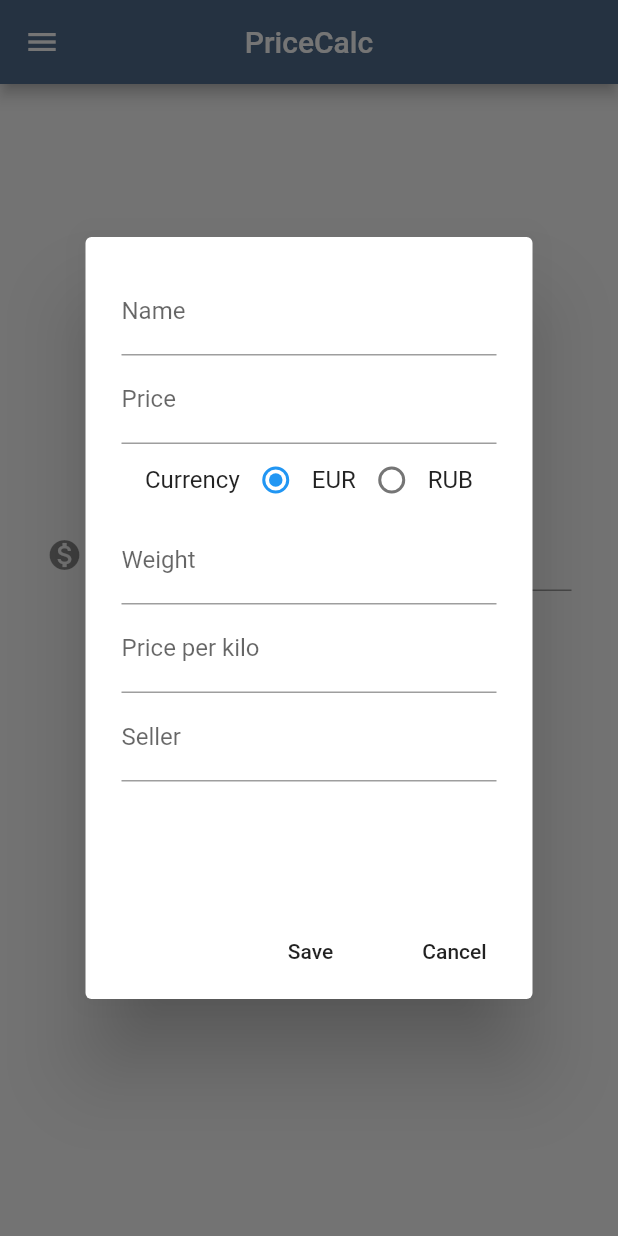
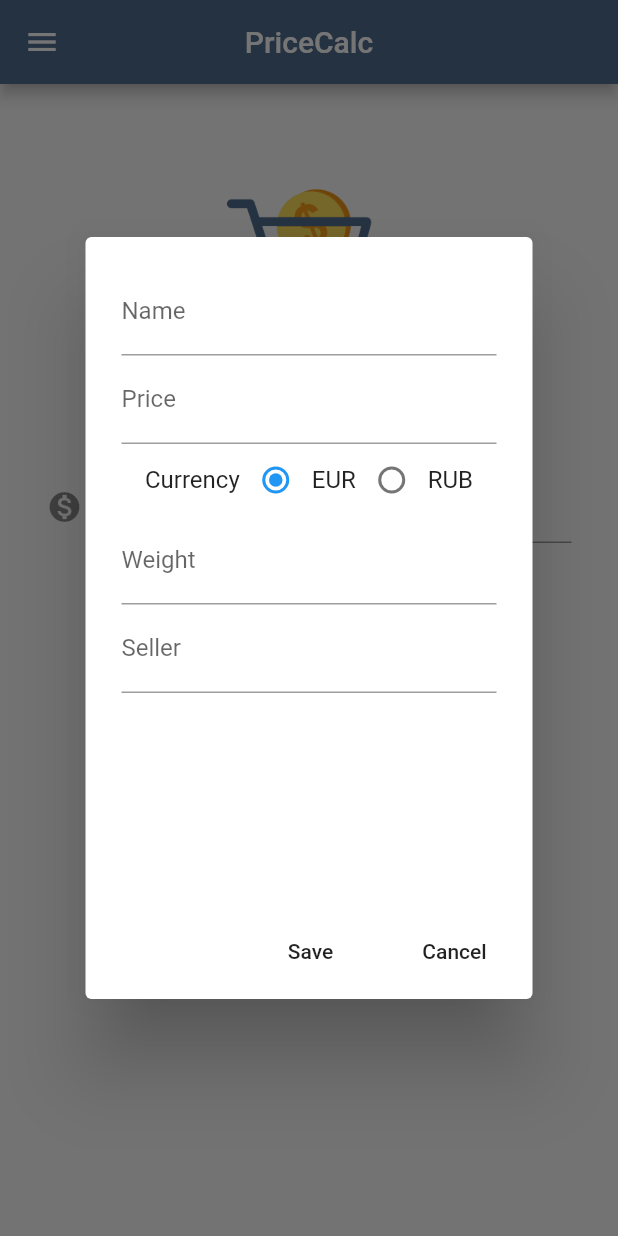
Before and after one commit to irinalim/PriceCalc, a Flutter app: the Home screen opened by its route, after a tap on "Save item", on a phone screen of 412 x 824 dp. Run offline on Flutter 3.47's test engine with Material 2 defaults, Android fonts, the phone set to English and light mode, and no system bars; our stand-ins replace firebase_auth, firebase_database, google_sign_in, modal_progress_hud; missing offline and left inert: dart:ffi; accounts and stored records are empty.

```diff
--- a/lib/Components/Home.dart
+++ b/lib/Components/Home.dart
@@ -94,14 +94,14 @@ class _HomeState extends State<Home> {
                 Padding(
                   padding: EdgeInsets.only(top: 20, bottom: 30),
                 ),
-                Text(
-                  user.userEmail != null ? user.userEmail : '',
-                  style: TextStyle(color: Colors.red),
-                ),
-                Text(
-                  user.userId != null ? user.userId : '',
-                  style: TextStyle(color: Colors.red),
-                ),
+//                Text(
+//                  user.userEmail != null ? user.userEmail : '',
+//                  style: TextStyle(color: Colors.red),
+//                ),
+//                Text(
+//                  user.userId != null ? user.userId : '',
+//                  style: TextStyle(color: Colors.red),
+//                ),
                 Image.asset(
                   'assets/images/pricecalc.png',
                   height: 130,
--- a/lib/Components/SaveItemDialog.dart
+++ b/lib/Components/SaveItemDialog.dart
@@ -36,11 +36,19 @@ class _SaveItemDialogState extends State<SaveItemDialog> {
     });
   }
 
+  void calcPrice(price, weight) {
+    if (widget.pricePerKilo == null || widget.pricePerKilo == '') {
+      item.pricePerKilo = (1000 * price / weight);
+    }
+  }
+
   void handleSubmit() {
     final FormState form = formKey.currentState;
     if (form.validate()) {
       form.save();
       form.reset();
+      calcPrice(item.price, item.weight);
+      debugPrint("PPK is ${(item.pricePerKilo).toString()}");
       databaseReference.push().set(item.toJson());
     }
   }
@@ -124,18 +132,21 @@ class _SaveItemDialogState extends State<SaveItemDialog> {
                         },
                         validator: (val) => val == "" ? val : null,
                       ),
-                      TextFormField(
-                        keyboardType: TextInputType.number,
-                        decoration: const InputDecoration(
-                          hintText: 'Price per kilo',
-                          labelText: 'Price per kilo',
-                        ),
-                        initialValue: widget.pricePerKilo,
-                        onSaved: (val) {
-                          item.pricePerKilo = double.parse(val);
-                        },
-                        validator: (val) => val == "" ? val : null,
-                      ),
+//                      TextFormField(
+//                        enabled: false,
+//                        enableInteractiveSelection: false,
+//                        focusNode: FocusNode(),
+//                        keyboardType: TextInputType.number,
+//                        decoration: const InputDecoration(
+//                          hintText: 'Price per kilo',
+//                          labelText: 'Price per kilo',
+//                        ),
+//                        initialValue: widget.pricePerKilo,
+//                        onSaved: (val) {
+//                          item.pricePerKilo = double.parse(val);
+//                        },
+//                        validator: (val) => val == "" ? val : null,
+//                      ),
                       TextFormField(
                         decoration: const InputDecoration(
                           hintText: 'Lidl',
```
Also changed, not shown: lib/Components/SavedItems.dart (+15 -0 lines).
